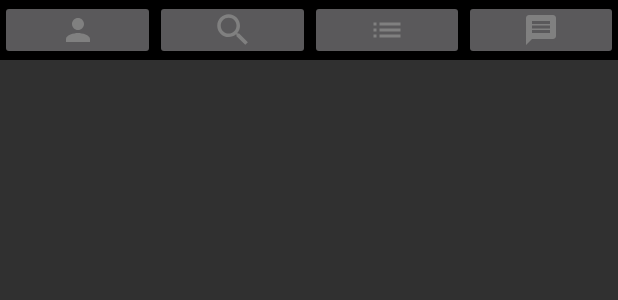
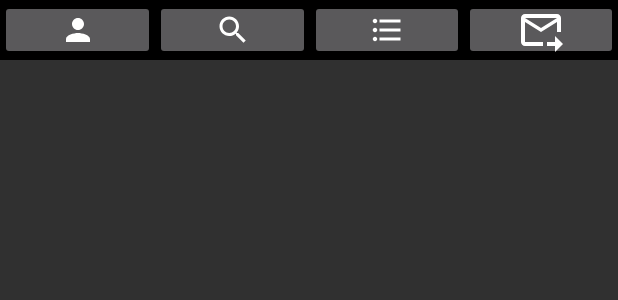
Before and after one commit to hackathonbrn/LIFE_Exploration, an Android app: the layout activity_bottom_navigator.xml on its own in the app's theme, with its tools: preview values and no code run, on a phone screen of 412 x 824 dp. Shown: the top 300 px of the screen. Run offline under Robolectric (Android 15) with nearby library versions, the phone set to English and light mode, and no system bars.

Commit message:
завершаем

```diff
--- a/mobile/Hack/app/src/main/java/com/example/hack/RetrofitService.kt
+++ b/mobile/Hack/app/src/main/java/com/example/hack/RetrofitService.kt
@@ -28,9 +28,15 @@ interface RetrofitService {
     @POST("/user/set_reviews")
     fun setReview(@Body params: Map<String, Int>) : Call<Any>
 
+    @POST("/request/add")
+    fun addRequest(@Body params: Map<String, Int>) : Call<Any>
+
     @GET("/request/coach")
     fun getRequestsToTeacher(@Query("id_coach") coachId: String) : Call<List<RequestToTeacher>>
 
     @GET("/chat/get_chat")
     fun getChat(@Query("id_first") idFirst: Int, @Query("id_second") idSecond: Int) : Call<List<Message>>
+
+    @GET("/chat/add_message")
+    fun addMessage(@Query("id_first") idFirst: Int, @Query("id_second") idSecond: Int, @Query("message") message: String) : Call<List<Message>>
 }
--- a/mobile/Hack/app/src/main/java/com/example/hack/adapters/GameItemAdapter.kt
+++ b/mobile/Hack/app/src/main/java/com/example/hack/adapters/GameItemAdapter.kt
@@ -42,13 +42,13 @@ class GameItemAdapter(
         rank.text = "Ранг в игре: " + game.rank.toString()
 
         val hours = view.findViewById<TextView>(R.id.hours_game)
-        hours.text = "Наиграно часов: " + game.hours_game.toString()
+        hours.text = "Наиграно: " + game.hours_game.toString() + " часов"
 
         val number = view.findViewById<TextView>(R.id.number_matches)
-        number.text = "Сколько матчей сыграно: " + game.number_matches.toString()
+        number.text = "Матчей сыграно: " + game.number_matches.toString()
 
         val cost = view.findViewById<TextView>(R.id.cost_lesson)
-        cost.text = "Цена урока: "+  game.cost_lesson.toString()
+        cost.text = "Цена урока: "+  game.cost_lesson.toString() + " руб."
 
         return view
     }
--- a/mobile/Hack/app/src/main/java/com/example/hack/adapters/RequestToTeacherAdapter.kt
+++ b/mobile/Hack/app/src/main/java/com/example/hack/adapters/RequestToTeacherAdapter.kt
@@ -27,7 +27,7 @@ class RequestToTeacherAdapter (context: Context,
         gameReview?.text  = request.game_name
 
         val countReview = view?.findViewById<TextView>(R.id.countReview)
-        countReview?.text  = request.count_lessons.toString()
+        countReview?.text  = request.count_lessons.toString() + " занятий"
 
         return view!!
     }
--- /dev/null
+++ b/mobile/Hack/app/src/main/res/drawable/ic_baseline_format_list_bulleted_24.xml
@@ -0,0 +1,5 @@
+<vector android:height="24dp" android:tint="#FFFFFF"
+    android:viewportHeight="24" android:viewportWidth="24"
+    android:width="24dp" xmlns:android="http://schemas.android.com/apk/res/android">
+    <path android:fillColor="@android:color/white" android:pathData="M4,10.5c-0.83,0 -1.5,0.67 -1.5,1.5s0.67,1.5 1.5,1.5 1.5,-0.67 1.5,-1.5 -0.67,-1.5 -1.5,-1.5zM4,4.5c-0.83,0 -1.5,0.67 -1.5,1.5S3.17,7.5 4,7.5 5.5,6.83 5.5,6 4.83,4.5 4,4.5zM4,16.5c-0.83,0 -1.5,0.68 -1.5,1.5s0.68,1.5 1.5,1.5 1.5,-0.68 1.5,-1.5 -0.67,-1.5 -1.5,-1.5zM7,19h14v-2L7,17v2zM7,13h14v-2L7,11v2zM7,5v2h14L21,5L7,5z"/>
+</vector>
--- /dev/null
+++ b/mobile/Hack/app/src/main/res/drawable/ic_baseline_forward_to_inbox_24.xml
@@ -0,0 +1,5 @@
+<vector android:height="32dp" android:tint="#FFFFFF"
+    android:viewportHeight="24" android:viewportWidth="24"
+    android:width="32dp" xmlns:android="http://schemas.android.com/apk/res/android">
+    <path android:fillColor="@android:color/white" android:pathData="M20,4H4C2.9,4 2,4.9 2,6v12c0,1.1 0.9,2 2,2h9v-2H4V8l8,5l8,-5v5h2V6C22,4.9 21.1,4 20,4zM12,11L4,6h16L12,11zM19,15l4,4l-4,4v-3h-4v-2h4V15z"/>
+</vector>
--- a/mobile/Hack/app/src/main/res/drawable/ic_baseline_message_24.xml
+++ b/mobile/Hack/app/src/main/res/drawable/ic_baseline_message_24.xml
@@ -1,5 +1,5 @@
-<vector android:height="24dp" android:tint="#808080"
+<vector android:height="32dp" android:tint="#FFFFFF"
     android:viewportHeight="24" android:viewportWidth="24"
-    android:width="24dp" xmlns:android="http://schemas.android.com/apk/res/android">
+    android:width="32dp" xmlns:android="http://schemas.android.com/apk/res/android">
     <path android:fillColor="@android:color/white" android:pathData="M20,2L4,2c-1.1,0 -1.99,0.9 -1.99,2L2,22l4,-4h14c1.1,0 2,-0.9 2,-2L22,4c0,-1.1 -0.9,-2 -2,-2zM18,14L6,14v-2h12v2zM18,11L6,11L6,9h12v2zM18,8L6,8L6,6h12v2z"/>
 </vector>
--- a/mobile/Hack/app/src/main/res/drawable/ic_baseline_person_24.xml
+++ b/mobile/Hack/app/src/main/res/drawable/ic_baseline_person_24.xml
@@ -1,4 +1,4 @@
-<vector android:height="24dp" android:tint="#808080"
+<vector android:height="24dp" android:tint="#FFFFFF"
     android:viewportHeight="24" android:viewportWidth="24"
     android:width="24dp" xmlns:android="http://schemas.android.com/apk/res/android">
     <path android:fillColor="@android:color/white" android:pathData="M12,12c2.21,0 4,-1.79 4,-4s-1.79,-4 -4,-4 -4,1.79 -4,4 1.79,4 4,4zM12,14c-2.67,0 -8,1.34 -8,4v2h16v-2c0,-2.66 -5.33,-4 -8,-4z"/>
--- a/mobile/Hack/app/src/main/res/drawable/ic_baseline_search_24.xml
+++ b/mobile/Hack/app/src/main/res/drawable/ic_baseline_search_24.xml
@@ -1,5 +1,5 @@
-<vector android:height="28dp" android:tint="#808080"
+<vector android:height="24dp" android:tint="#FFFFFF"
     android:viewportHeight="24" android:viewportWidth="24"
-    android:width="28dp" xmlns:android="http://schemas.android.com/apk/res/android">
+    android:width="24dp" xmlns:android="http://schemas.android.com/apk/res/android">
     <path android:fillColor="@android:color/white" android:pathData="M15.5,14h-0.79l-0.28,-0.27C15.41,12.59 16,11.11 16,9.5 16,5.91 13.09,3 9.5,3S3,5.91 3,9.5 5.91,16 9.5,16c1.61,0 3.09,-0.59 4.23,-1.57l0.27,0.28v0.79l5,4.99L20.49,19l-4.99,-5zM9.5,14C7.01,14 5,11.99 5,9.5S7.01,5 9.5,5 14,7.01 14,9.5 11.99,14 9.5,14z"/>
 </vector>
--- a/mobile/Hack/app/src/main/res/layout/activity_bottom_navigator.xml
+++ b/mobile/Hack/app/src/main/res/layout/activity_bottom_navigator.xml
@@ -16,23 +16,23 @@
 
     <ImageButton
         android:id="@+id/search"
-        android:src="@drawable/ic_baseline_search_24"
+        android:layout_width="match_parent"
+        android:layout_height="40dp"
         android:layout_weight="1"
-        android:layout_width="match_parent"
-        android:layout_height="40dp" />
+        android:src="@drawable/ic_baseline_search_24" />
 
     <ImageButton
         android:id="@+id/list"
         android:layout_width="match_parent"
         android:layout_height="40dp"
         android:layout_weight="1"
-        android:src="@drawable/ic_baseline_list_24" />
+        android:src="@drawable/ic_baseline_format_list_bulleted_24" />
 
     <ImageButton
         android:id="@+id/chat"
         android:layout_width="match_parent"
         android:layout_height="40dp"
         android:layout_weight="1"
-        android:src="@drawable/ic_baseline_message_24" />
+        android:src="@drawable/ic_baseline_forward_to_inbox_24" />
 
 </LinearLayout>
--- a/mobile/Hack/app/src/main/res/layout/activity_chat.xml
+++ b/mobile/Hack/app/src/main/res/layout/activity_chat.xml
@@ -30,6 +30,7 @@
             android:inputType="textMultiLine" />
 
         <ImageButton
+            android:id="@+id/addMessage"
             android:layout_width="match_parent"
             android:layout_height="match_parent"
             android:layout_weight="5"
--- a/mobile/Hack/app/src/main/res/layout/activity_profile.xml
+++ b/mobile/Hack/app/src/main/res/layout/activity_profile.xml
@@ -22,6 +22,7 @@
             android:orientation="vertical">
 
             <LinearLayout
+                android:layout_margin="5dp"
                 android:layout_width="match_parent"
                 android:layout_height="wrap_content">
 
@@ -34,6 +35,7 @@
 
 
                 <LinearLayout
+                    android:layout_marginLeft="5dp"
                     android:layout_width="match_parent"
                     android:layout_height="wrap_content"
                     android:layout_weight="1"
@@ -81,6 +83,7 @@
             </LinearLayout>
 
             <LinearLayout
+                android:layout_margin="5dp"
                 android:id="@+id/avg"
                 android:orientation="vertical"
                 android:layout_width="match_parent"
@@ -115,6 +118,7 @@
 
 
             <ListView
+                android:layout_margin="5dp"
                 android:id="@+id/gameList"
                 android:layout_width="wrap_content"
                 android:layout_height="400dp"
@@ -122,6 +126,7 @@
 
             <LinearLayout
                 android:gravity="center_horizontal"
+                android:layout_marginBottom="5dp"
                 android:orientation="horizontal"
                 android:layout_width="wrap_content"
                 android:layout_height="match_parent"
--- a/mobile/Hack/app/src/main/res/layout/dialog_layout.xml
+++ b/mobile/Hack/app/src/main/res/layout/dialog_layout.xml
@@ -1,6 +1,6 @@
 <?xml version="1.0" encoding="utf-8"?>
 <LinearLayout xmlns:android="http://schemas.android.com/apk/res/android"
-    android:layout_width="210dp"
+    android:layout_width="220dp"
     android:layout_height="wrap_content"
     android:background="@drawable/white_border"
     android:orientation="vertical">
--- a/mobile/Hack/app/src/main/res/layout/game_item_layout.xml
+++ b/mobile/Hack/app/src/main/res/layout/game_item_layout.xml
@@ -18,6 +18,8 @@
         android:layout_height="wrap_content"
         android:layout_weight="1"
         android:orientation="vertical"
+        android:layout_marginLeft="3dp"
+        android:layout_marginRight="3dp"
         >
 
         <CheckBox
```
Also changed, not shown: mobile/Hack/app/src/main/java/com/example/hack/ChatActivity.kt (+40 -7 lines), mobile/Hack/app/src/main/java/com/example/hack/ProfileActivity.kt (+25 -9 lines).
